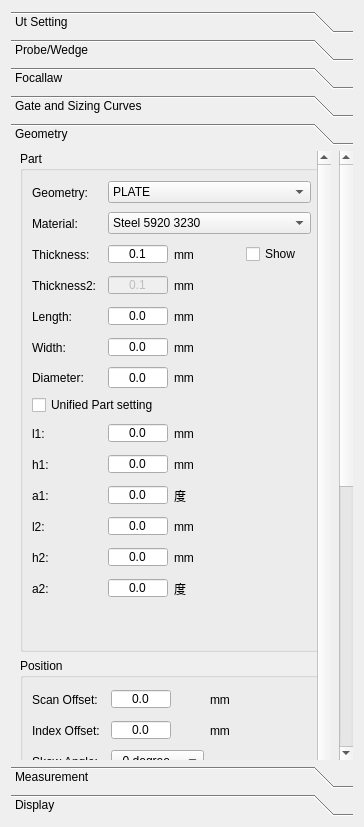
Old version of the form phascan_view/ui/DopplerGroupTab.ui in the repository qinxingying/hello-word.
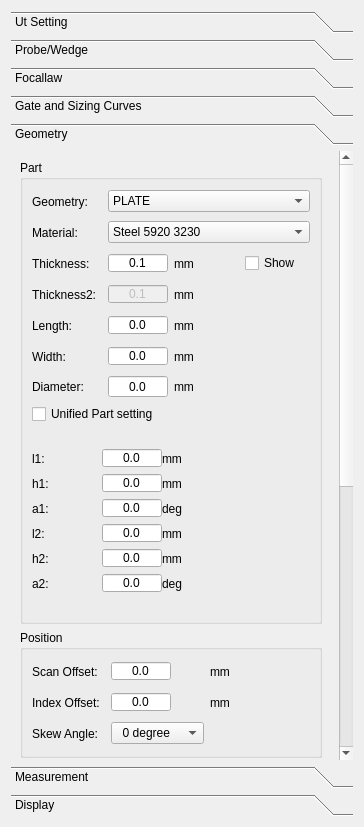
New version of the form. Icons and pictures are not drawn. Custom widgets are drawn as their Qt base class.

Commit message: 修改界面布局bug

Diff of the .ui file:
```diff
--- a/phascan_view/ui/DopplerGroupTab.ui
+++ b/phascan_view/ui/DopplerGroupTab.ui
@@ -3326,8 +3326,8 @@
            <rect>
             <x>0</x>
             <y>0</y>
-            <width>309</width>
-            <height>654</height>
+            <width>310</width>
+            <height>655</height>
            </rect>
           </property>
           <property name="minimumSize">
@@ -5173,7 +5173,7 @@
             <x>0</x>
             <y>0</y>
             <width>320</width>
-            <height>1155</height>
+            <height>1159</height>
            </rect>
           </property>
           <property name="sizePolicy">
@@ -7223,7 +7223,7 @@
       </property>
       <property name="minimumSize">
        <size>
-        <width>300</width>
+        <width>320</width>
         <height>1100</height>
        </size>
       </property>
@@ -7266,8 +7266,8 @@
          </property>
          <property name="minimumSize">
           <size>
-           <width>313</width>
-           <height>770</height>
+           <width>320</width>
+           <height>1100</height>
           </size>
          </property>
          <property name="maximumSize">
@@ -7287,51 +7287,42 @@
            <rect>
             <x>0</x>
             <y>0</y>
-            <width>312</width>
+            <width>320</width>
             <height>1100</height>
            </rect>
           </property>
           <property name="minimumSize">
            <size>
-            <width>312</width>
-            <height>1100</height>
+            <width>320</width>
+            <height>0</height>
            </size>
           </property>
           <property name="maximumSize">
            <size>
-            <width>1777125</width>
-            <height>850</height>
+            <width>320</width>
+            <height>1100</height>
            </size>
           </property>
-          <layout class="QVBoxLayout" name="verticalLayout_20">
-           <property name="leftMargin">
-            <number>9</number>
-           </property>
-           <property name="topMargin">
-            <number>0</number>
-           </property>
-           <property name="rightMargin">
-            <number>0</number>
-           </property>
+          <layout class="QVBoxLayout" name="verticalLayout_29">
            <item>
             <widget class="QGroupBox" name="BoxPart">
              <property name="minimumSize">
               <size>
                <width>290</width>
-               <height>465</height>
+               <height>0</height>
               </size>
              </property>
              <property name="maximumSize">
               <size>
                <width>310</width>
-               <height>16777215</height>
+               <height>500</height>
               </size>
              </property>
              <property name="title">
               <string>Part</string>
              </property>
-             <layout class="QGridLayout" name="gridLayout_7">
-              <item row="0" column="0">
+             <layout class="QVBoxLayout" name="verticalLayout_28">
+              <item>
                <layout class="QGridLayout" name="gridLayout_29">
                 <item row="1" column="1">
                  <widget class="QComboBox" name="ComMaterial">
@@ -7427,126 +7418,10 @@
                 </item>
                </layout>
               </item>
-              <item row="1" column="0">
+              <item>
                <layout class="QGridLayout" name="gridLayout_6">
-                <item row="8" column="2">
-                 <widget class="QLabel" name="LabelPartSizeUnita1">
-                  <property name="text">
-                   <string>度</string>
-                  </property>
-                 </widget>
-                </item>
-                <item row="1" column="2">
-                 <widget class="QLabel" name="LabelPartSizeUnit1_2">
-                  <property name="text">
-                   <string>mm</string>
-                  </property>
-                 </widget>
-                </item>
-                <item row="2" column="1">
-                 <widget class="QDoubleSpinBox" name="ValuePartSize2">
-                  <property name="sizePolicy">
-                   <sizepolicy hsizetype="Fixed" vsizetype="Fixed">
-                    <horstretch>0</horstretch>
-                    <verstretch>0</verstretch>
-                   </sizepolicy>
-                  </property>
-                  <property name="minimumSize">
-                   <size>
-                    <width>60</width>
-                    <height>20</height>
-                   </size>
-                  </property>
-                  <property name="maximumSize">
-                   <size>
-                    <width>60</width>
-                    <height>20</height>
-                   </size>
-                  </property>
-                  <property name="alignment">
-                   <set>Qt::AlignCenter</set>
-                  </property>
-                  <property name="buttonSymbols">
-                   <enum>QAbstractSpinBox::NoButtons</enum>
-                  </property>
-                  <property name="decimals">
-                   <number>1</number>
-                  </property>
-                  <property name="maximum">
-                   <double>50000.000000000000000</double>
-                  </property>
-                 </widget>
-                </item>
-                <item row="8" column="1">
-                 <widget class="QDoubleSpinBox" name="ValuePartSizea1">
-                  <property name="sizePolicy">
-                   <sizepolicy hsizetype="Fixed" vsizetype="Fixed">
-                    <horstretch>0</horstretch>
-                    <verstretch>0</verstretch>
-                   </sizepolicy>
-                  </property>
-                  <property name="minimumSize">
-                   <size>
-                    <width>60</width>
-                    <height>20</height>
-                   </size>
-                  </property>
-                  <property name="maximumSize">
-                   <size>
-                    <width>60</width>
-                    <height>20</height>
-                   </size>
-                  </property>
-                  <property name="alignment">
-                   <set>Qt::AlignCenter</set>
-                  </property>
-                  <property name="buttonSymbols">
-                   <enum>QAbstractSpinBox::NoButtons</enum>
-                  </property>
-                  <property name="decimals">
-                   <number>1</number>
-                  </property>
-                  <property name="maximum">
-                   <double>50000.000000000000000</double>
-                  </property>
-                 </widget>
-                </item>
-                <item row="9" column="1">
-                 <widget class="QDoubleSpinBox" name="ValuePartSizel2">
-                  <property name="sizePolicy">
-                   <sizepolicy hsizetype="Fixed" vsizetype="Fixed">
-                    <horstretch>0</horstretch>
-                    <verstretch>0</verstretch>
-                   </sizepolicy>
-                  </property>
-                  <property name="minimumSize">
-                   <size>
-                    <width>60</width>
-                    <height>20</height>
-                   </size>
-                  </property>
-                  <property name="maximumSize">
-                   <size>
-                    <width>60</width>
-                    <height>20</height>
-                   </size>
-                  </property>
-                  <property name="alignment">
-                   <set>Qt::AlignCenter</set>
-                  </property>
-                  <property name="buttonSymbols">
-                   <enum>QAbstractSpinBox::NoButtons</enum>
-                  </property>
-                  <property name="decimals">
-                   <number>1</number>
-                  </property>
-                  <property name="maximum">
-                   <double>50000.000000000000000</double>
-                  </property>
-                 </widget>
-                </item>
-                <item row="10" column="0">
-                 <widget class="QLabel" name="LabelPartSizeh2">
+                <item row="0" column="0">
+                 <widget class="QLabel" name="LabelPartSize1">
                   <property name="sizePolicy">
                    <sizepolicy hsizetype="Fixed" vsizetype="Fixed">
                     <horstretch>0</horstretch>
@@ -7560,7 +7435,7 @@
                    </size>
                   </property>
                   <property name="text">
-                   <string>h2:</string>
+                   <string>Thickness: </string>
                   </property>
                  </widget>
                 </item>
@@ -7601,10 +7476,10 @@
                   </property>
                  </widget>
                 </item>
-                <item row="11" column="2">
-                 <widget class="QLabel" name="LabelPartSizeUnita2">
+                <item row="0" column="2">
+                 <widget class="QLabel" name="LabelPartSizeUnit1">
                   <property name="text">
-                   <string>度</string>
+                   <string>mm</string>
                   </property>
                  </widget>
                 </item>
@@ -7615,8 +7490,8 @@
                   </property>
                  </widget>
                 </item>
-                <item row="3" column="0">
-                 <widget class="QLabel" name="LabelPartSize3">
+                <item row="1" column="0">
+                 <widget class="QLabel" name="LabelPartSize1_2">
                   <property name="sizePolicy">
                    <sizepolicy hsizetype="Fixed" vsizetype="Fixed">
                     <horstretch>0</horstretch>
@@ -7630,12 +7505,15 @@
                    </size>
                   </property>
                   <property name="text">
-                   <string>Width:</string>
+                   <string>Thickness2: </string>
                   </property>
                  </widget>
                 </item>
-                <item row="7" column="1">
-                 <widget class="QDoubleSpinBox" name="ValuePartSizeh1">
+                <item row="1" column="1">
+                 <widget class="QDoubleSpinBox" name="ValuePartSize1_2">
+                  <property name="enabled">
+                   <bool>false</bool>
+                  </property>
                   <property name="sizePolicy">
                    <sizepolicy hsizetype="Fixed" vsizetype="Fixed">
                     <horstretch>0</horstretch>
@@ -7663,13 +7541,16 @@
                   <property name="decimals">
                    <number>1</number>
                   </property>
+                  <property name="minimum">
+                   <double>0.100000000000000</double>
+                  </property>
                   <property name="maximum">
                    <double>50000.000000000000000</double>
                   </property>
                  </widget>
                 </item>
-                <item row="10" column="2">
-                 <widget class="QLabel" name="LabelPartSizeUnith2">
+                <item row="1" column="2">
+                 <widget class="QLabel" name="LabelPartSizeUnit1_2">
                   <property name="text">
                    <string>mm</string>
                   </property>
@@ -7694,27 +7575,8 @@
                   </property>
                  </widget>
                 </item>
-                <item row="9" column="0">
-                 <widget class="QLabel" name="LabelPartSizel2">
-                  <property name="sizePolicy">
-                   <sizepolicy hsizetype="Fixed" vsizetype="Fixed">
-                    <horstretch>0</horstretch>
-                    <verstretch>0</verstretch>
-                   </sizepolicy>
-                  </property>
-                  <property name="minimumSize">
-                   <size>
-                    <width>70</width>
-                    <height>25</height>
-                   </size>
-                  </property>
-                  <property name="text">
-                   <string>l2:</string>
-                  </property>
-                 </widget>
-                </item>
-                <item row="3" column="1">
-                 <widget class="QDoubleSpinBox" name="ValuePartSize3">
+                <item row="2" column="1">
+                 <widget class="QDoubleSpinBox" name="ValuePartSize2">
                   <property name="sizePolicy">
                    <sizepolicy hsizetype="Fixed" vsizetype="Fixed">
                     <horstretch>0</horstretch>
@@ -7747,91 +7609,6 @@
                   </property>
                  </widget>
                 </item>
-                <item row="4" column="2">
-                 <widget class="QLabel" name="LabelPartSizeUnit4">
-                  <property name="text">
-                   <string>mm</string>
-                  </property>
-                 </widget>
-                </item>
-                <item row="0" column="2">
-                 <widget class="QLabel" name="LabelPartSizeUnit1">
-                  <property name="text">
-                   <string>mm</string>
-                  </property>
-                 </widget>
-                </item>
-                <item row="8" column="0">
-                 <widget class="QLabel" name="LabelPartSizea1">
-                  <property name="sizePolicy">
-                   <sizepolicy hsizetype="Fixed" vsizetype="Fixed">
-                    <horstretch>0</horstretch>
-                    <verstretch>0</verstretch>
-                   </sizepolicy>
-                  </property>
-                  <property name="minimumSize">
-                   <size>
-                    <width>70</width>
-                    <height>25</height>
-                   </size>
-                  </property>
-                  <property name="text">
-                   <string>a1:</string>
-                  </property>
-                 </widget>
-                </item>
-                <item row="7" column="2">
-                 <widget class="QLabel" name="LabelPartSizeUnith1">
-                  <property name="text">
-                   <string>mm</string>
-                  </property>
-                 </widget>
-                </item>
-                <item row="9" column="2">
-                 <widget class="QLabel" name="LabelPartSizeUnitl2">
-                  <property name="text">
-                   <string>mm</string>
-                  </property>
-                 </widget>
-                </item>
-                <item row="6" column="0">
-                 <widget class="QLabel" name="LabelPartSizel1">
-                  <property name="sizePolicy">
-                   <sizepolicy hsizetype="Fixed" vsizetype="Fixed">
-                    <horstretch>0</horstretch>
-                    <verstretch>0</verstretch>
-                   </sizepolicy>
-                  </property>
-                  <property name="minimumSize">
-                   <size>
-                    <width>70</width>
-                    <height>25</height>
-                   </size>
-                  </property>
-                  <property name="text">
-                   <string>l1:</string>
-                  </property>
-                 </widget>
-                </item>
-                <item row="7" column="0">
-                 <widget class="QLabel" name="LabelPartSizeh1">
-                  <property name="sizePolicy">
-                   <sizepolicy hsizetype="Fixed" vsizetype="Fixed">
-                    <horstretch>0</horstretch>
-                    <verstretch>0</verstretch>
-                   </sizepolicy>
-                  </property>
-                  <property name="minimumSize">
-                   <size>
-                    <width>70</width>
-                    <height>25</height>
-                   </size>
-                  </property>
-                  <property name="text">
-                   <string>h1:</string>
-                  </property>
-                 </widget>
-                </item>
                 <item row="2" column="2">
                  <widget class="QLabel" name="LabelPartSizeUnit2">
                   <property name="text">
@@ -7839,6 +7616,59 @@
                   </property>
                  </widget>
                 </item>
+                <item row="3" column="0">
+                 <widget class="QLabel" name="LabelPartSize3">
+                  <property name="sizePolicy">
+                   <sizepolicy hsizetype="Fixed" vsizetype="Fixed">
+                    <horstretch>0</horstretch>
+                    <verstretch>0</verstretch>
+                   </sizepolicy>
+                  </property>
+                  <property name="minimumSize">
+                   <size>
+                    <width>70</width>
+                    <height>25</height>
+                   </size>
+                  </property>
+                  <property name="text">
+                   <string>Width:</string>
+                  </property>
+                 </widget>
+                </item>
+                <item row="3" column="1">
+                 <widget class="QDoubleSpinBox" name="ValuePartSize3">
+                  <property name="sizePolicy">
+                   <sizepolicy hsizetype="Fixed" vsizetype="Fixed">
+                    <horstretch>0</horstretch>
+                    <verstretch>0</verstretch>
+                   </sizepolicy>
+                  </property>
+                  <property name="minimumSize">
+                   <size>
+                    <width>60</width>
+                    <height>20</height>
+                   </size>
+                  </property>
+                  <property name="maximumSize">
+                   <size>
+                    <width>60</width>
+                    <height>20</height>
+                   </size>
+                  </property>
+                  <property name="alignment">
+                   <set>Qt::AlignCenter</set>
+                  </property>
+                  <property name="buttonSymbols">
+                   <enum>QAbstractSpinBox::NoButtons</enum>
+                  </property>
+                  <property name="decimals">
+                   <number>1</number>
+                  </property>
+                  <property name="maximum">
+                   <double>50000.000000000000000</double>
+                  </property>
+                 </widget>
+                </item>
                 <item row="3" column="2">
                  <widget class="QLabel" name="LabelPartSizeUnit3">
                   <property name="text">
@@ -7853,14 +7683,199 @@
                   </property>
                  </widget>
                 </item>
-                <item row="6" column="2">
+                <item row="4" column="1">
+                 <widget class="QDoubleSpinBox" name="ValuePartSize4">
+                  <property name="alignment">
+                   <set>Qt::AlignCenter</set>
+                  </property>
+                  <property name="buttonSymbols">
+                   <enum>QAbstractSpinBox::NoButtons</enum>
+                  </property>
+                  <property name="decimals">
+                   <number>1</number>
+                  </property>
+                  <property name="maximum">
+                   <double>5000.000000000000000</double>
+                  </property>
+                 </widget>
+                </item>
+                <item row="4" column="2">
+                 <widget class="QLabel" name="LabelPartSizeUnit4">
+                  <property name="text">
+                   <string>mm</string>
+                  </property>
+                 </widget>
+                </item>
+                <item row="5" column="0" colspan="2">
+                 <widget class="QCheckBox" name="CheckUnifiedPartSetting">
+                  <property name="text">
+                   <string>Unified Part setting</string>
+                  </property>
+                 </widget>
+                </item>
+               </layout>
+              </item>
+              <item>
+               <widget class="QWidget" name="asyPartWidget" native="true">
+                <property name="minimumSize">
+                 <size>
+                  <width>286</width>
+                  <height>182</height>
+                 </size>
+                </property>
+                <layout class="QVBoxLayout" name="verticalLayout_20">
+                 <property name="spacing">
+                  <number>0</number>
+                 </property>
+                 <property name="leftMargin">
+                  <number>0</number>
+                 </property>
+                 <property name="topMargin">
+                  <number>0</number>
+                 </property>
+                 <property name="rightMargin">
+                  <number>0</number>
+                 </property>
+                 <property name="bottomMargin">
+                  <number>0</number>
+                 </property>
+                 <item>
+                  <layout class="QGridLayout" name="asyPartGrid">
+                   <item row="0" column="0">
+                    <widget class="QLabel" name="LabelPartSizel1">
+                     <property name="sizePolicy">
+                      <sizepolicy hsizetype="Fixed" vsizetype="Fixed">
+                       <horstretch>0</horstretch>
+                       <verstretch>0</verstretch>
+                      </sizepolicy>
+                     </property>
+                     <property name="minimumSize">
+                      <size>
+                       <width>70</width>
+                       <height>25</height>
+                      </size>
+                     </property>
+                     <property name="text">
+                      <string>l1:</string>
+                     </property>
+                    </widget>
+                   </item>
+                   <item row="0" column="2">
                  <widget class="QLabel" name="LabelPartSizeUnitl1">
                   <property name="text">
                    <string>mm</string>
                   </property>
                  </widget>
                 </item>
-                <item row="11" column="1">
+                   <item row="3" column="0">
+                    <widget class="QLabel" name="LabelPartSizel2">
+                     <property name="sizePolicy">
+                      <sizepolicy hsizetype="Fixed" vsizetype="Fixed">
+                       <horstretch>0</horstretch>
+                       <verstretch>0</verstretch>
+                      </sizepolicy>
+                     </property>
+                     <property name="minimumSize">
+                      <size>
+                       <width>70</width>
+                       <height>25</height>
+                      </size>
+                     </property>
+                     <property name="text">
+                      <string>l2:</string>
+                     </property>
+                    </widget>
+                   </item>
+                   <item row="4" column="2">
+                    <widget class="QLabel" name="LabelPartSizeUnith2">
+                     <property name="text">
+                      <string>mm</string>
+                     </property>
+                    </widget>
+                   </item>
+                   <item row="3" column="1">
+                    <widget class="QDoubleSpinBox" name="ValuePartSizel2">
+                     <property name="sizePolicy">
+                      <sizepolicy hsizetype="Fixed" vsizetype="Fixed">
+                       <horstretch>0</horstretch>
+                       <verstretch>0</verstretch>
+                      </sizepolicy>
+                     </property>
+                     <property name="minimumSize">
+                      <size>
+                       <width>60</width>
+                       <height>20</height>
+                      </size>
+                     </property>
+                     <property name="maximumSize">
+                      <size>
+                       <width>60</width>
+                       <height>20</height>
+                      </size>
+                     </property>
+                     <property name="alignment">
+                      <set>Qt::AlignCenter</set>
+                     </property>
+                     <property name="buttonSymbols">
+                      <enum>QAbstractSpinBox::NoButtons</enum>
+                     </property>
+                     <property name="decimals">
+                      <number>1</number>
+                     </property>
+                     <property name="maximum">
+                      <double>50000.000000000000000</double>
+                     </property>
+                    </widget>
+                   </item>
+                   <item row="5" column="2">
+                    <widget class="QLabel" name="LabelPartSizeUnita2">
+                     <property name="text">
+                      <string>deg</string>
+                     </property>
+                    </widget>
+                   </item>
+                   <item row="4" column="1">
+                    <widget class="QDoubleSpinBox" name="ValuePartSizeh2">
+                     <property name="sizePolicy">
+                      <sizepolicy hsizetype="Fixed" vsizetype="Fixed">
+                       <horstretch>0</horstretch>
+                       <verstretch>0</verstretch>
+                      </sizepolicy>
+                     </property>
+                     <property name="minimumSize">
+                      <size>
+                       <width>60</width>
+                       <height>20</height>
+                      </size>
+                     </property>
+                     <property name="maximumSize">
+                      <size>
+                       <width>60</width>
+                       <height>20</height>
+                      </size>
+                     </property>
+                     <property name="alignment">
+                      <set>Qt::AlignCenter</set>
+                     </property>
+                     <property name="buttonSymbols">
+                      <enum>QAbstractSpinBox::NoButtons</enum>
+                     </property>
+                     <property name="decimals">
+                      <number>1</number>
+                     </property>
+                     <property name="maximum">
+                      <double>50000.000000000000000</double>
+                     </property>
+                    </widget>
+                   </item>
+                   <item row="2" column="2">
+                    <widget class="QLabel" name="LabelPartSizeUnita1">
+                     <property name="text">
+                      <string>deg</string>
+                     </property>
+                    </widget>
+                   </item>
+                   <item row="5" column="1">
                  <widget class="QDoubleSpinBox" name="ValuePartSizea2">
                   <property name="sizePolicy">
                    <sizepolicy hsizetype="Fixed" vsizetype="Fixed">
@@ -7894,7 +7909,26 @@
                   </property>
                  </widget>
                 </item>
-                <item row="6" column="1">
+                   <item row="2" column="0">
+                    <widget class="QLabel" name="LabelPartSizea1">
+                     <property name="sizePolicy">
+                      <sizepolicy hsizetype="Fixed" vsizetype="Fixed">
+                       <horstretch>0</horstretch>
+                       <verstretch>0</verstretch>
+                      </sizepolicy>
+                     </property>
+                     <property name="minimumSize">
+                      <size>
+                       <width>70</width>
+                       <height>25</height>
+                      </size>
+                     </property>
+                     <property name="text">
+                      <string>a1:</string>
+                     </property>
+                    </widget>
+                   </item>
+                   <item row="0" column="1">
                  <widget class="QDoubleSpinBox" name="ValuePartSizel1">
                   <property name="sizePolicy">
                    <sizepolicy hsizetype="Fixed" vsizetype="Fixed">
@@ -7928,7 +7962,67 @@
                   </property>
                  </widget>
                 </item>
-                <item row="11" column="0">
+                   <item row="1" column="0">
+                    <widget class="QLabel" name="LabelPartSizeh1">
+                     <property name="sizePolicy">
+                      <sizepolicy hsizetype="Fixed" vsizetype="Fixed">
+                       <horstretch>0</horstretch>
+                       <verstretch>0</verstretch>
+                      </sizepolicy>
+                     </property>
+                     <property name="minimumSize">
+                      <size>
+                       <width>70</width>
+                       <height>25</height>
+                      </size>
+                     </property>
+                     <property name="text">
+                      <string>h1:</string>
+                     </property>
+                    </widget>
+                   </item>
+                   <item row="1" column="1">
+                    <widget class="QDoubleSpinBox" name="ValuePartSizeh1">
+                     <property name="sizePolicy">
+                      <sizepolicy hsizetype="Fixed" vsizetype="Fixed">
+                       <horstretch>0</horstretch>
+                       <verstretch>0</verstretch>
+                      </sizepolicy>
+                     </property>
+                     <property name="minimumSize">
+                      <size>
+                       <width>60</width>
+                       <height>20</height>
+                      </size>
+                     </property>
+                     <property name="maximumSize">
+                      <size>
+                       <width>60</width>
+                       <height>20</height>
+                      </size>
+                     </property>
+                     <property name="alignment">
+                      <set>Qt::AlignCenter</set>
+                     </property>
+                     <property name="buttonSymbols">
+                      <enum>QAbstractSpinBox::NoButtons</enum>
+                     </property>
+                     <property name="decimals">
+                      <number>1</number>
+                     </property>
+                     <property name="maximum">
+                      <double>50000.000000000000000</double>
+                     </property>
+                    </widget>
+                   </item>
+                   <item row="1" column="2">
+                    <widget class="QLabel" name="LabelPartSizeUnith1">
+                     <property name="text">
+                      <string>mm</string>
+                     </property>
+                    </widget>
+                   </item>
+                   <item row="5" column="0">
                  <widget class="QLabel" name="LabelPartSizea2">
                   <property name="sizePolicy">
                    <sizepolicy hsizetype="Fixed" vsizetype="Fixed">
@@ -7947,11 +8041,8 @@
                   </property>
                  </widget>
                 </item>
-                <item row="1" column="1">
-                 <widget class="QDoubleSpinBox" name="ValuePartSize1_2">
-                  <property name="enabled">
-                   <bool>false</bool>
-                  </property>
+                   <item row="2" column="1">
+                    <widget class="QDoubleSpinBox" name="ValuePartSizea1">
                   <property name="sizePolicy">
                    <sizepolicy hsizetype="Fixed" vsizetype="Fixed">
                     <horstretch>0</horstretch>
@@ -7979,16 +8070,13 @@
                   <property name="decimals">
                    <number>1</number>
                   </property>
-                  <property name="minimum">
-                   <double>0.100000000000000</double>
-                  </property>
                   <property name="maximum">
                    <double>50000.000000000000000</double>
                   </property>
                  </widget>
                 </item>
-                <item row="1" column="0">
-                 <widget class="QLabel" name="LabelPartSize1_2">
+                   <item row="4" column="0">
+                    <widget class="QLabel" name="LabelPartSizeh2">
                   <property name="sizePolicy">
                    <sizepolicy hsizetype="Fixed" vsizetype="Fixed">
                     <horstretch>0</horstretch>
@@ -8002,100 +8090,21 @@
                    </size>
                   </property>
                   <property name="text">
-                   <string>Thickness2: </string>
+                      <string>h2:</string>
                   </property>
                  </widget>
                 </item>
-                <item row="10" column="1">
-                 <widget class="QDoubleSpinBox" name="ValuePartSizeh2">
-                  <property name="sizePolicy">
-                   <sizepolicy hsizetype="Fixed" vsizetype="Fixed">
-                    <horstretch>0</horstretch>
-                    <verstretch>0</verstretch>
-                   </sizepolicy>
-                  </property>
-                  <property name="minimumSize">
-                   <size>
-                    <width>60</width>
-                    <height>20</height>
-                   </size>
-                  </property>
-                  <property name="maximumSize">
-                   <size>
-                    <width>60</width>
-                    <height>20</height>
-                   </size>
-                  </property>
-                  <property name="alignment">
-                   <set>Qt::AlignCenter</set>
-                  </property>
-                  <property name="buttonSymbols">
-                   <enum>QAbstractSpinBox::NoButtons</enum>
-                  </property>
-                  <property name="decimals">
-                   <number>1</number>
-                  </property>
-                  <property name="maximum">
-                   <double>50000.000000000000000</double>
-                  </property>
-                 </widget>
-                </item>
-                <item row="5" column="0" colspan="2">
-                 <widget class="QCheckBox" name="CheckUnifiedPartSetting">
+                   <item row="3" column="2">
+                    <widget class="QLabel" name="LabelPartSizeUnitl2">
                   <property name="text">
-                   <string>Unified Part setting</string>
+                      <string>mm</string>
                   </property>
                  </widget>
                 </item>
-                <item row="4" column="1">
-                 <widget class="QDoubleSpinBox" name="ValuePartSize4">
-                  <property name="alignment">
-                   <set>Qt::AlignCenter</set>
-                  </property>
-                  <property name="buttonSymbols">
-                   <enum>QAbstractSpinBox::NoButtons</enum>
-                  </property>
-                  <property name="decimals">
-                   <number>1</number>
-                  </property>
-                  <property name="maximum">
-                   <double>5000.000000000000000</double>
-                  </property>
-                 </widget>
-                </item>
-                <item row="0" column="0">
-                 <widget class="QLabel" name="LabelPartSize1">
-                  <property name="sizePolicy">
-                   <sizepolicy hsizetype="Fixed" vsizetype="Fixed">
-                    <horstretch>0</horstretch>
-                    <verstretch>0</verstretch>
-                   </sizepolicy>
-                  </property>
-                  <property name="minimumSize">
-                   <size>
-                    <width>70</width>
-                    <height>25</height>
-                   </size>
-                  </property>
-                  <property name="text">
-                   <string>Thickness: </string>
-                  </property>
-                 </widget>
-                </item>
-                <item row="12" column="1">
-                 <spacer name="verticalSpacer_5">
-                  <property name="orientation">
-                   <enum>Qt::Vertical</enum>
-                  </property>
-                  <property name="sizeHint" stdset="0">
-                   <size>
-                    <width>20</width>
-                    <height>40</height>
-                   </size>
-                  </property>
-                 </spacer>
-                </item>
-               </layout>
+                  </layout>
+                 </item>
+                </layout>
+               </widget>
               </item>
              </layout>
             </widget>
```
Lines whose indentation alone changed are shown as unchanged. The commit also changes 1 other file.
